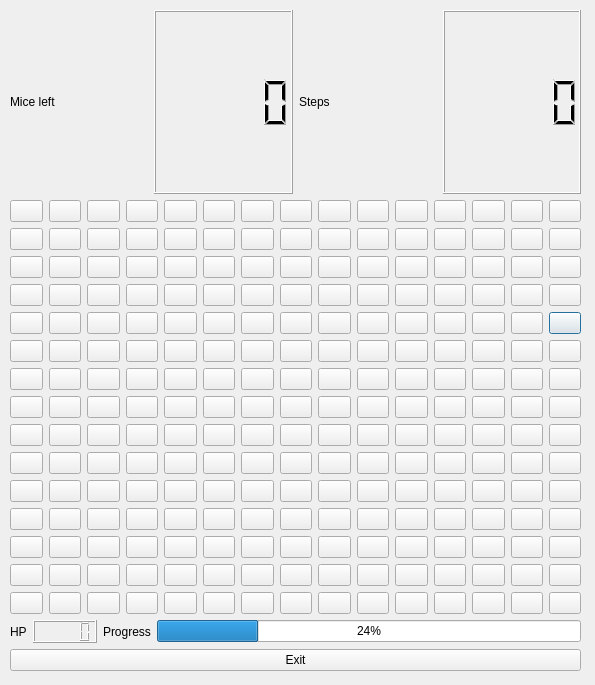
The window that gamehard.ui (ARTmanq/HungryOwlQt) describes before a commit, drawn with Qt 5.
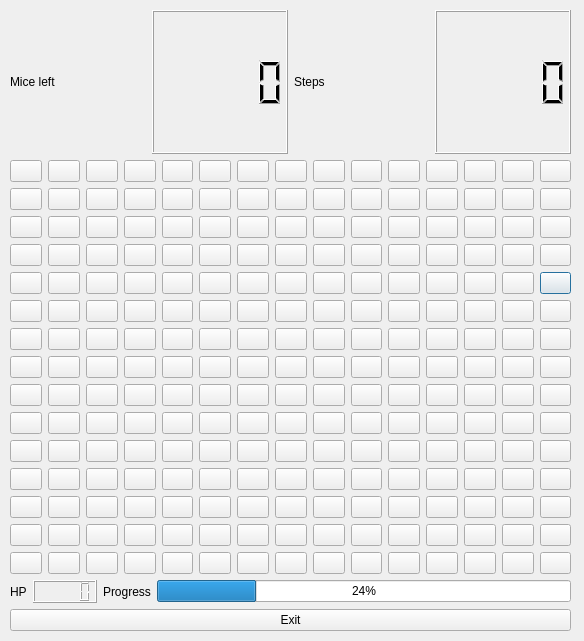
The same window after the commit.

What changed in the file:
```diff
--- a/gamehard.ui
+++ b/gamehard.ui
@@ -6,32 +6,32 @@
    <rect>
     <x>0</x>
     <y>0</y>
-    <width>595</width>
-    <height>685</height>
+    <width>584</width>
+    <height>641</height>
    </rect>
   </property>
   <property name="minimumSize">
    <size>
-    <width>595</width>
-    <height>685</height>
+    <width>584</width>
+    <height>641</height>
    </size>
   </property>
   <property name="maximumSize">
    <size>
-    <width>595</width>
-    <height>685</height>
+    <width>584</width>
+    <height>641</height>
    </size>
   </property>
   <property name="windowTitle">
    <string>Dialog</string>
   </property>
-  <widget class="QWidget" name="">
+  <widget class="QWidget" name="layoutWidget">
    <property name="geometry">
     <rect>
      <x>10</x>
      <y>10</y>
-     <width>571</width>
-     <height>661</height>
+     <width>561</width>
+     <height>621</height>
     </rect>
    </property>
    <layout class="QVBoxLayout" name="verticalLayout">
```
Left out of the diff: 161 changed lines with no effect on the pictures.
